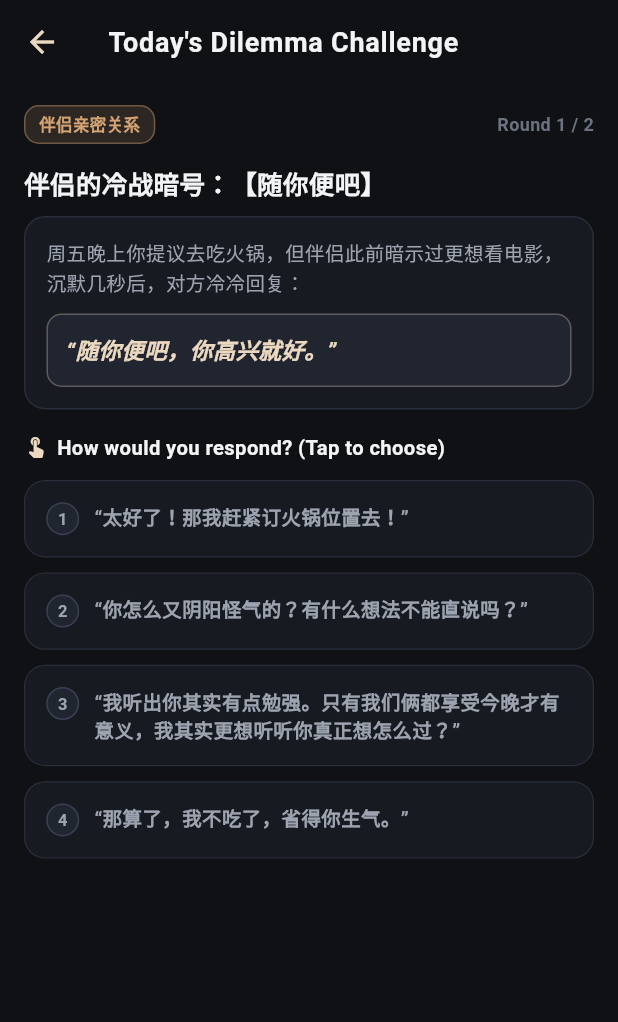
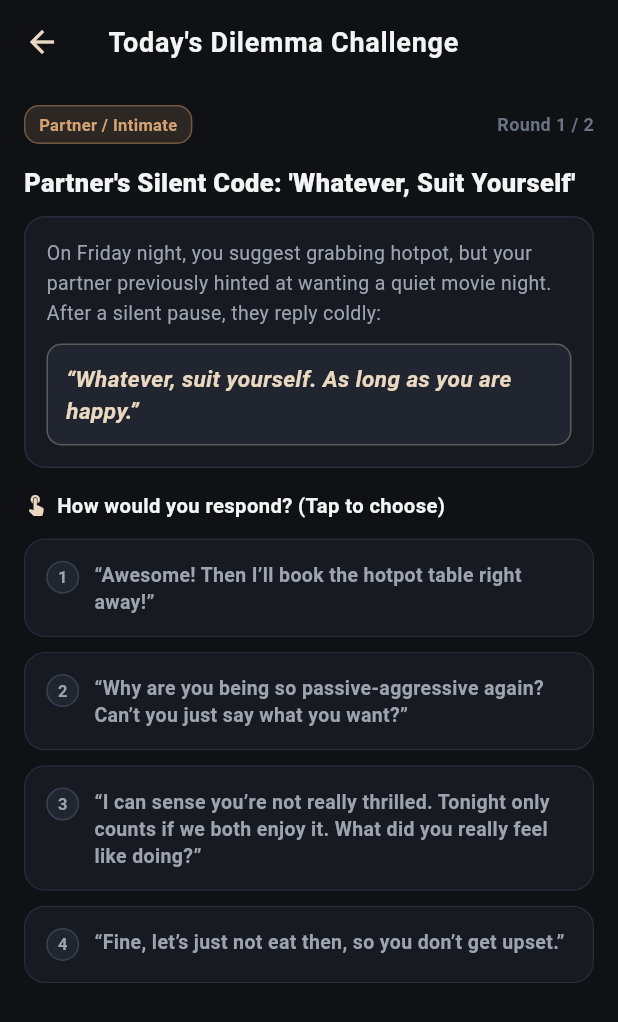
Before and after one commit to littlespot2026/EmpathIQ, a Flutter app: the screen it shows after launch, after a tap on "Today's Dilemma", on a phone screen of 412 x 824 dp. Shown: the top 1022 px of the screen. Run offline on Flutter 3.47's test engine with Material 3 defaults, Android fonts, the light colour scheme and no system bars; our stand-ins replace shared_preferences, web; Roboto replaces fonts that are missing (Segoe UI).

Commit message:
feat(dilemma): localize daily dilemma seeds for English and Chinese

```diff
--- a/lib/core/constants/dilemma_seed.dart
+++ b/lib/core/constants/dilemma_seed.dart
@@ -1,7 +1,120 @@
+import '../localization/app_locale.dart';
 import '../models/dilemma_model.dart';
 
 class DilemmaSeed {
-  static final List<DilemmaModel> dilemmas = [
+  static List<DilemmaModel> get dilemmas => getCurrentDilemmas();
+
+  static List<DilemmaModel> getCurrentDilemmas([String? langCode]) {
+    final code = langCode ?? AppLocale.instance.currentCode;
+    if (code == 'zh') {
+      return _zhDilemmas;
+    }
+    return _enDilemmas;
+  }
+
+  static final List<DilemmaModel> _enDilemmas = [
+    DilemmaModel(
+      id: 'dilemma_01',
+      title: "Partner's Silent Code: 'Whatever, Suit Yourself'",
+      category: 'Partner / Intimate',
+      scenario:
+          'On Friday night, you suggest grabbing hotpot, but your partner previously hinted at wanting a quiet movie night. After a silent pause, they reply coldly:',
+      spokenText: '“Whatever, suit yourself. As long as you are happy.”',
+      contextDescription:
+          'Goal: Spot the feeling of neglect masked by passive-aggressive agreement. Don’t appease blindly, and don’t escalate into cold warfare.',
+      passRatePercent: 34,
+      options: [
+        DilemmaOption(
+          id: 'opt_1',
+          text: '“Awesome! Then I’ll book the hotpot table right away!”',
+          isOptimal: false,
+          score: 10,
+          feedback:
+              '【Triggered Trap】 Taking it literally will trigger an explosive cold war or door slamming.',
+          mechanism:
+              'Completely ignores their hurt and subtle plea for consideration, signaling "your feelings don’t matter to me."',
+        ),
+        DilemmaOption(
+          id: 'opt_2',
+          text:
+              '“Why are you being so passive-aggressive again? Can’t you just say what you want?”',
+          isOptimal: false,
+          score: 25,
+          feedback:
+              '【Escalating Conflict】 Criticizing their communication style pushes them into defensive hostility: "I am fine! Do whatever you want!"',
+          mechanism:
+              'Lecturing them when they already feel unheard forces them to escalate anger to protect wounded self-esteem.',
+        ),
+        DilemmaOption(
+          id: 'opt_3',
+          text:
+              '“I can sense you’re not really thrilled. Tonight only counts if we both enjoy it. What did you really feel like doing?”',
+          isOptimal: true,
+          score: 95,
+          feedback:
+              '【Masterful De-escalation】 Accurately identifies non-verbal subtext, turning "my way" into "our shared joy".',
+          mechanism:
+              'Actively restores decision balance and gives them safe emotional space to express their true desires.',
+        ),
+        DilemmaOption(
+          id: 'opt_4',
+          text: '“Fine, let’s just not eat then, so you don’t get upset.”',
+          isOptimal: false,
+          score: 30,
+          feedback:
+              '【Sulking Standoff】 Sulky counter-passive-aggression drops the room climate below freezing.',
+          mechanism:
+              'Shifts guilt via victim posturing—a destructive low-EQ emotional counterattack.',
+        ),
+      ],
+    ),
+    DilemmaModel(
+      id: 'dilemma_02',
+      title: "Manager's Subtle Disclaimer: 'If You Think It Is Fine, Go Ahead'",
+      category: 'Workplace / Upward Management',
+      scenario:
+          'You present a rush operations proposal to the director. They scan through it casually and remark with a flat tone:',
+      spokenText: '“If you think it’s fine, go ahead with your approach.”',
+      contextDescription:
+          'Goal: Discern whether leadership is delegating authority or disclaiming liability for foreseeable risks.',
+      passRatePercent: 28,
+      options: [
+        DilemmaOption(
+          id: 'opt_1',
+          text: '“Got it! I will instruct all teams to roll this out immediately!”',
+          isOptimal: false,
+          score: 15,
+          feedback:
+              '【High-Risk Misread】 Mistaking an avoidance disclaimer for genuine praise; you will own 100% of any failure.',
+          mechanism:
+              'Lacks upward alignment. Managers use this phrase when skeptical to avoid signing off on unvetted risk.',
+        ),
+        DilemmaOption(
+          id: 'opt_2',
+          text:
+              '“Director, regarding the Section 2 conversion forecast, I’ve prepared two risk-hedging alternatives. Could I get 2 minutes of your guidance to align?”',
+          isOptimal: true,
+          score: 98,
+          feedback:
+              '【High-EQ Upward Management】 Refocuses on core risks with concrete options, turning ambiguous pressure into collaborative alignment.',
+          mechanism:
+              'Replaces open-ended doubt with structured choices, honoring managerial authority while sharing risk ownership.',
+        ),
+        DilemmaOption(
+          id: 'opt_3',
+          text: '“Do you feel this won’t work? In that case I will start over from scratch.”',
+          isOptimal: false,
+          score: 40,
+          feedback:
+              '【Fragile Professionalism】 Prematurely discarding your own work displays lack of confidence and resilience.',
+          mechanism:
+              'Unsubstantiated self-doubt wastes time and destroys managerial confidence in your autonomy.',
+        ),
+      ],
+    ),
+  ];
+
+  static final List<DilemmaModel> _zhDilemmas = [
     DilemmaModel(
       id: 'dilemma_01',
       title: '伴侣的冷战暗号：【随你便吧】',
--- a/lib/core/models/decode_result.dart
+++ b/lib/core/models/decode_result.dart
@@ -25,7 +25,7 @@ class DecodeStrategy {
   factory DecodeStrategy.fromMap(Map<String, dynamic> map) {
     return DecodeStrategy(
       type: map['type'] as String? ?? 'empathy',
-      title: map['title'] as String? ?? '稳妥共情牌',
+      title: map['title'] as String? ?? 'Strategy A',
       actionText: map['action_text'] as String? ?? map['actionText'] as String? ?? '',
       mechanism: map['mechanism'] as String? ?? '',
     );
@@ -112,9 +112,9 @@ class DecodeResult {
           ? DateTime.tryParse(map['created_at'] as String) ?? DateTime.now()
           : DateTime.now(),
       inputText: map['input_text'] as String? ?? '',
-      relationship: map['relationship'] as String? ?? '伴侣',
+      relationship: map['relationship'] as String? ?? 'Partner',
       temperature: (map['temperature'] as num?)?.toInt() ?? 50,
-      temperatureLevel: map['temperature_level'] as String? ?? '焦躁黄',
+      temperatureLevel: map['temperature_level'] as String? ?? 'Agitated Yellow',
       defensePercent: (map['defense_percent'] as num?)?.toInt() ?? 60,
       surfaceMeaning: map['surface_meaning'] as String? ?? '',
       realSubtext: map['real_subtext'] as String? ?? '',
```
Also changed, not shown: 1 other file.
